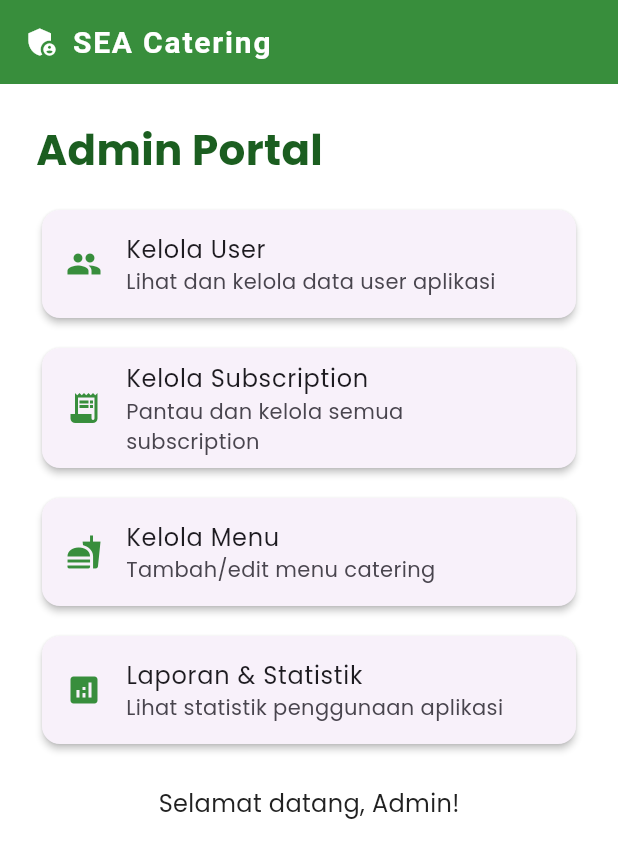
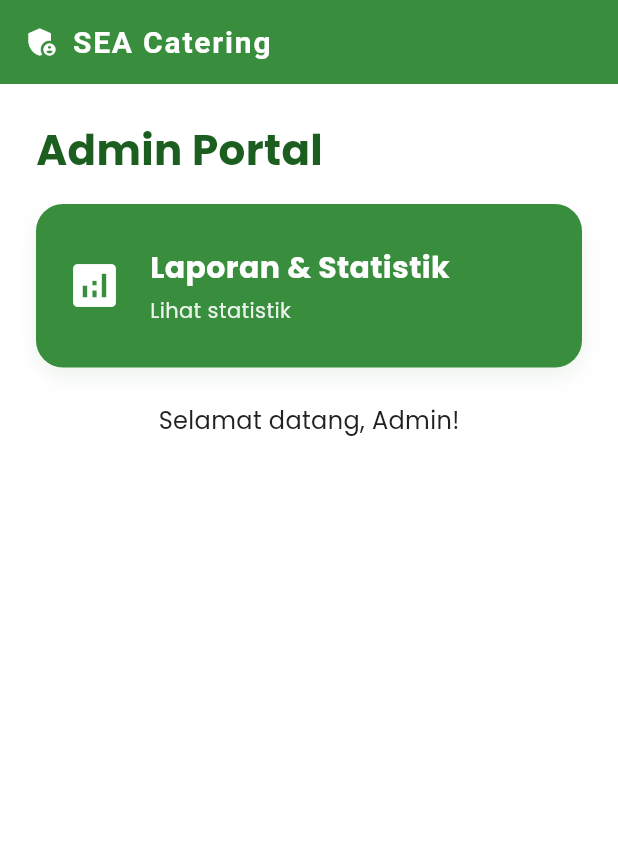
Before and after one commit to ahmadazizfauzi/catering, a Flutter app: the AdminHomeScreen screen opened directly, on a phone screen of 412 x 824 dp. Shown: the top 858 px of the screen. Run offline on Flutter 3.47's test engine with Material 3 defaults, Android fonts, the phone set to English and light mode, and no system bars; our stand-ins replace cloud_firestore, convex_bottom_bar, dropdown_button2, firebase_auth, firebase_core; accounts and stored records are empty.

Commit message:
feat(role): adjust navigation

```diff
--- a/lib/core/navigation/main_container.dart
+++ b/lib/core/navigation/main_container.dart
@@ -1,7 +1,7 @@
 import 'package:catering_1/core/shared/drawer/app_drawer.dart';
 import 'package:catering_1/features/contact/presentation/pages/contact_screen.dart';
-import 'package:catering_1/features/home/presentation/pages/admin_home_screen.dart';
-import 'package:catering_1/features/home/presentation/pages/consumen_home_screen.dart';
+import 'package:catering_1/features/home/presentation/pages/admin/admin_home_screen.dart';
+import 'package:catering_1/features/home/presentation/pages/consumen/consumen_home_screen.dart';
 import 'package:catering_1/features/menu/presentation/pages/menu_screen.dart';
 import 'package:catering_1/features/profile/presentation/provider/profile_provider.dart';
 import 'package:catering_1/features/subscription/presentation/pages/user/subscription_screen.dart';
--- a/lib/core/routes/app_pages.dart
+++ b/lib/core/routes/app_pages.dart
@@ -1,4 +1,5 @@
 import 'package:catering_1/core/navigation/main_container.dart';
+import 'package:catering_1/features/home/presentation/pages/admin/tree/admin_subscription_growth_screen.dart';
 import 'package:catering_1/features/profile/presentation/pages/profile_screen.dart';
 import 'package:catering_1/features/subscription/presentation/pages/user/user_subscription_screen.dart';
 import 'package:catering_1/features/testimonial/presentation/pages/testimonial_screen.dart';
@@ -21,5 +22,6 @@ class AppPages {
     AppRoutes.testimonial: (context) => TestimonialScreen(),
     AppRoutes.profile: (context) => ProfileScreen(),
     AppRoutes.userSubscription: (context) => UserSubscriptionScreen(),
+    AppRoutes.adminSubscriptionGrowth: (context) => AdminSubscriptionGrowthScreen(),
   };
 }
--- a/lib/core/routes/app_routes.dart
+++ b/lib/core/routes/app_routes.dart
@@ -17,5 +17,7 @@ abstract class AppRoutes {
 
   static const String userSubscription = '/user_subscriptions';
 
+// admin
+  static const String adminSubscriptionGrowth = '/admin-subscription-growth';
 
 }
--- /dev/null
+++ b/lib/features/home/presentation/pages/admin/admin_home_screen.dart
@@ -0,0 +1,106 @@
+import 'package:flutter/material.dart';
+import 'package:catering_1/core/colors/app_colors.dart';
+import 'package:catering_1/core/shared/appbar/appbar_shared.dart';
+import 'package:catering_1/core/routes/app_routes.dart';
+
+class AdminHomeScreen extends StatelessWidget {
+  final VoidCallback? onMenuPressed;
+
+  const AdminHomeScreen({super.key, this.onMenuPressed});
+
+  @override
+  Widget build(BuildContext context) {
+    return Scaffold(
+      backgroundColor: AppColors.brand['background'],
+      appBar: AppbarShared(
+        leading:
+            onMenuPressed != null
+                ? IconButton(
+                  icon: Icon(Icons.menu, color: AppColors.white['default']),
+                  onPressed: onMenuPressed,
+                )
+                : null,
+        icon: Icon(
+          Icons.admin_panel_settings,
+          color: AppColors.white['default'],
+        ),
+      ),
+      body: Padding(
+        padding: const EdgeInsets.all(24),
+        child: Column(
+          crossAxisAlignment: CrossAxisAlignment.start,
+          children: [
+            Text(
+              'Admin Portal',
+              style: TextStyle(
+                fontSize: 28,
+                fontWeight: FontWeight.bold,
+                color: AppColors.brand['dark'],
+              ),
+            ),
+            const SizedBox(height: 16),
+            GestureDetector(
+              onTap: () {
+                Navigator.of(
+                  context,
+                ).pushNamed(AppRoutes.adminSubscriptionGrowth);
+              },
+              child: Container(
+                width: double.infinity,
+                padding: const EdgeInsets.symmetric(
+                  vertical: 28,
+                  horizontal: 20,
+                ),
+                decoration: BoxDecoration(
+                  color: AppColors.brand['default'], // Warna hijau utama
+                  borderRadius: BorderRadius.circular(18),
+                  boxShadow: [
+                    BoxShadow(
+                      color: AppColors.brand['dark']!.withOpacity(0.08),
+                      blurRadius: 12,
+                      offset: Offset(0, 6),
+                    ),
+                  ],
+                ),
+                child: Row(
+                  children: [
+                    Icon(Icons.analytics, color: Colors.white, size: 38),
+                    const SizedBox(width: 18),
+                    Column(
+                      crossAxisAlignment: CrossAxisAlignment.start,
+                      children: [
+                        Text(
+                          'Laporan & Statistik',
+                          style: TextStyle(
+                            color: Colors.white,
+                            fontSize: 20,
+                            fontWeight: FontWeight.bold,
+                          ),
+                        ),
+                        const SizedBox(height: 4),
+                        Text(
+                          'Lihat statistik ',
+                          style: TextStyle(
+                            color: Colors.white.withOpacity(0.9),
+                            fontSize: 14,
+                          ),
+                        ),
+                      ],
+                    ),
+                  ],
+                ),
+              ),
+            ),
+            const SizedBox(height: 24),
+            Center(
+              child: Text(
+                'Selamat datang, Admin!',
+                style: TextStyle(fontSize: 16, color: AppColors.brand['text']),
+              ),
+            ),
+          ],
+        ),
+      ),
+    );
+  }
+}
--- /dev/null
+++ b/lib/features/home/presentation/pages/admin/tree/admin_subscription_growth_screen.dart
@@ -0,0 +1,13 @@
+import 'package:catering_1/core/shared/appbar/appbar_shared.dart';
+import 'package:flutter/material.dart';
+
+class AdminSubscriptionGrowthScreen extends StatelessWidget {
+  const AdminSubscriptionGrowthScreen({super.key});
+
+  @override
+  Widget build(BuildContext context) {
+    return AppbarShared(
+      title: "ya",
+    );
+  }
+}
--- a/lib/features/home/presentation/pages/admin_home_screen.dart
+++ /dev/null
@@ -1,91 +0,0 @@
-import 'package:flutter/material.dart';
-import 'package:catering_1/core/colors/app_colors.dart';
-import 'package:catering_1/core/shared/appbar/appbar_shared.dart';
-
-class AdminHomeScreen extends StatelessWidget {
-  final VoidCallback? onMenuPressed;
-
-  const AdminHomeScreen({super.key, this.onMenuPressed});
-
-  @override
-  Widget build(BuildContext context) {
-    return Scaffold(
-      backgroundColor: AppColors.brand['background'],
-      appBar: AppbarShared(
-        leading: onMenuPressed != null
-            ? IconButton(
-                icon: Icon(Icons.menu, color: AppColors.white['default']),
-                onPressed: onMenuPressed,
-              )
-            : null,
-        icon: Icon(Icons.admin_panel_settings, color: AppColors.white['default']),
-      ),
-      body: Padding(
-        padding: const EdgeInsets.all(24),
-        child: Column(
-          crossAxisAlignment: CrossAxisAlignment.start,
-          children: [
-            Text(
-              'Admin Portal',
-              style: TextStyle(
-                fontSize: 28,
-                fontWeight: FontWeight.bold,
-                color: AppColors.brand['dark'],
-              ),
-            ),
-            const SizedBox(height: 16),
-            Card(
-              elevation: 2,
-              child: ListTile(
-                leading: Icon(Icons.people, color: AppColors.brand['default']),
-                title: Text('Kelola User'),
-                subtitle: Text('Lihat dan kelola data user aplikasi'),
-                onTap: () {},
-              ),
-            ),
-            const SizedBox(height: 12),
-            Card(
-              elevation: 2,
-              child: ListTile(
-                leading: Icon(Icons.receipt_long, color: AppColors.brand['default']),
-                title: Text('Kelola Subscription'),
-                subtitle: Text('Pantau dan kelola semua subscription'),
-                onTap: () {},
-              ),
-            ),
-            const SizedBox(height: 12),
-            Card(
-              elevation: 2,
-              child: ListTile(
-                leading: Icon(Icons.fastfood, color: AppColors.brand['default']),
-                title: Text('Kelola Menu'),
-                subtitle: Text('Tambah/edit menu catering'),
-                onTap: () {},
-              ),
-            ),
-            const SizedBox(height: 12),
-            Card(
-              elevation: 2,
-              child: ListTile(
-                leading: Icon(Icons.analytics, color: AppColors.brand['default']),
-                title: Text('Laporan & Statistik'),
-                subtitle: Text('Lihat statistik penggunaan aplikasi'),
-                onTap: () {},
-              ),
-            ),
-            const SizedBox(height: 24),
-            Center(
-              child: Text(
-                'Selamat datang, Admin!',
-                style: TextStyle(
-                  fontSize: 16,
-                  color: AppColors.brand['text'],
-                ),
-              ),
-            ),
-          ],
-        ),
-      ),
-    );
-  }
-}
```
Also changed, not shown: lib/features/home/presentation/pages/consumen/consumen_home_screen.dart (renamed from lib/features/home/presentation/pages/consumen_home_screen.dart, +4 -4 lines).
